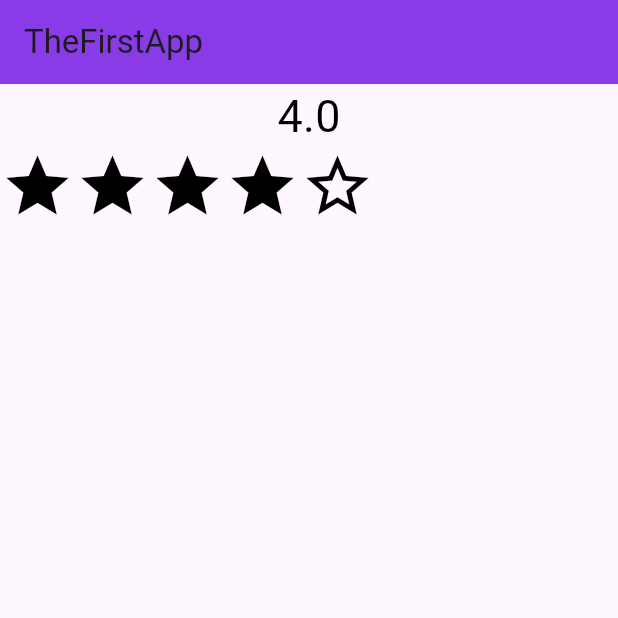
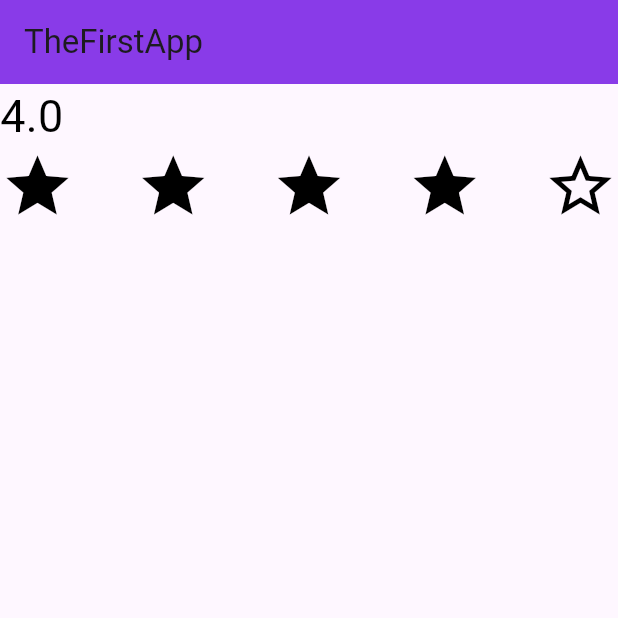
Before and after one commit to mynul5837/flutter_application_1, a Flutter app: the screen it shows after launch, on a phone screen of 412 x 824 dp, the top half of it. Run offline on Flutter 3.47's test engine with Material 3 defaults, Android fonts, the phone set to English and light mode, and no system bars; our stand-ins replace iconsax.

```diff
--- a/lib/main.dart
+++ b/lib/main.dart
@@ -18,14 +18,16 @@ class MyLAB01 extends StatelessWidget {
               const Color.fromARGB(255, 137, 59, 232), // Dark navigation bar
         ),
         body: Column(
+          mainAxisAlignment: MainAxisAlignment.start,
+          crossAxisAlignment: CrossAxisAlignment.start,
           children: [
             const Text(
               "4.0",
               style: TextStyle(color: Colors.black, fontSize: 30),
             ), // Gap between text and stars
             Row(
-              // mainAxisAlignment: MainAxisAlignment.spaceBetween,
-              // crossAxisAlignment: CrossAxisAlignment.center,
+              mainAxisAlignment: MainAxisAlignment.spaceBetween,
+              crossAxisAlignment: CrossAxisAlignment.center,
               children: const [
                 Icon(
                   Icons.star,
```
